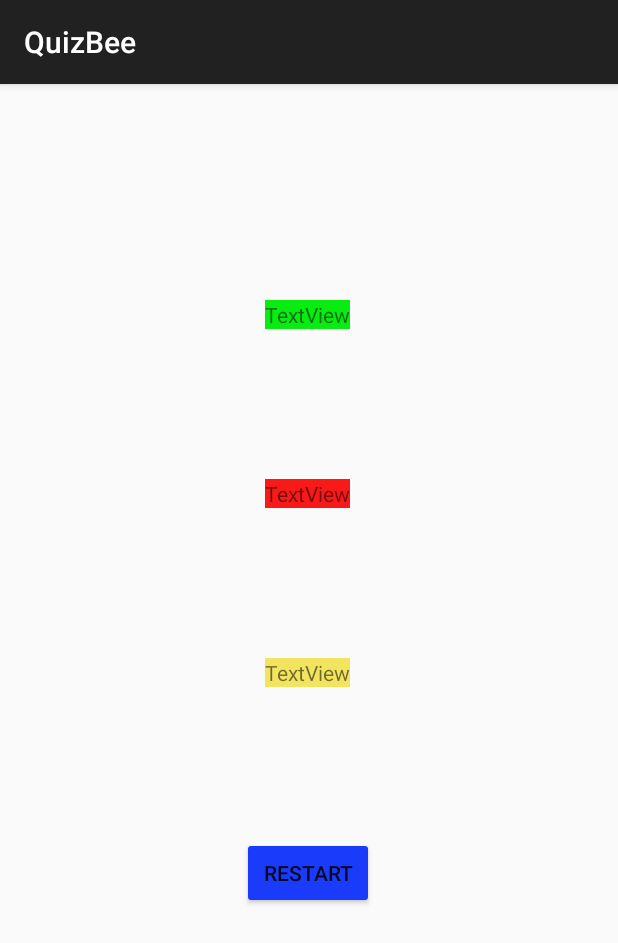
After one commit to lakshmi-sannithi-improve10x/QuizBee, an Android app: the ResultActivity screen opened directly, with no data from a screen before it, on a phone screen of 412 x 824 dp. The commit adds this screen. Shown: the top 943 px of the screen. Run offline under Robolectric (Android 15) with nearby library versions, the phone set to English and light mode, and no system bars.

Commit message:
I completed answer functionality

```diff
--- /dev/null
+++ b/app/src/main/java/com/improve10x/quizbee/ResultActivity.java
@@ -0,0 +1,14 @@
+package com.improve10x.quizbee;
+
+import androidx.appcompat.app.AppCompatActivity;
+
+import android.os.Bundle;
+
+public class ResultActivity extends AppCompatActivity {
+
+    @Override
+    protected void onCreate(Bundle savedInstanceState) {
+        super.onCreate(savedInstanceState);
+        setContentView(R.layout.activity_result);
+    }
+}
--- /dev/null
+++ b/app/src/main/res/layout/activity_result.xml
@@ -0,0 +1,54 @@
+<?xml version="1.0" encoding="utf-8"?>
+<androidx.constraintlayout.widget.ConstraintLayout xmlns:android="http://schemas.android.com/apk/res/android"
+    xmlns:app="http://schemas.android.com/apk/res-auto"
+    xmlns:tools="http://schemas.android.com/tools"
+    android:layout_width="match_parent"
+    android:layout_height="match_parent"
+    tools:context=".ResultActivity">
+
+    <TextView
+        android:id="@+id/correct_answer_txt"
+        android:layout_width="wrap_content"
+        android:layout_height="wrap_content"
+        android:layout_marginTop="144dp"
+        android:background="#09EC12"
+        android:text="TextView"
+        app:layout_constraintEnd_toEndOf="parent"
+        app:layout_constraintHorizontal_bias="0.498"
+        app:layout_constraintStart_toStartOf="parent"
+        app:layout_constraintTop_toTopOf="parent" />
+
+    <TextView
+        android:id="@+id/wrong_answer_txt"
+        android:layout_width="wrap_content"
+        android:layout_height="wrap_content"
+        android:layout_marginTop="100dp"
+        android:background="#F81919"
+        android:text="TextView"
+        app:layout_constraintEnd_toEndOf="@+id/correct_answer_txt"
+        app:layout_constraintStart_toStartOf="@+id/correct_answer_txt"
+        app:layout_constraintTop_toBottomOf="@+id/correct_answer_txt" />
+
+    <TextView
+        android:id="@+id/final_score_txt"
+        android:layout_width="wrap_content"
+        android:layout_height="wrap_content"
+        android:layout_marginTop="100dp"
+        android:background="#F3E45F"
+        android:text="TextView"
+        app:layout_constraintEnd_toEndOf="@+id/wrong_answer_txt"
+        app:layout_constraintStart_toStartOf="@+id/wrong_answer_txt"
+        app:layout_constraintTop_toBottomOf="@+id/wrong_answer_txt" />
+
+    <Button
+        android:id="@+id/restart_btn"
+        android:layout_width="wrap_content"
+        android:layout_height="wrap_content"
+        android:layout_marginTop="100dp"
+        android:backgroundTint="#1A3CFA"
+        android:text="Restart"
+        app:layout_constraintEnd_toEndOf="parent"
+        app:layout_constraintHorizontal_bias="0.498"
+        app:layout_constraintStart_toStartOf="parent"
+        app:layout_constraintTop_toBottomOf="@+id/final_score_txt" />
+</androidx.constraintlayout.widget.ConstraintLayout>
```
Also changed, not shown: app/src/main/AndroidManifest.xml (+9 -8 lines), app/src/main/java/com/improve10x/quizbee/QuestionsActivity.java (+30 -1 lines).
